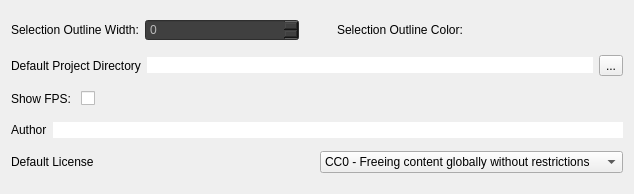
This is src/dialogs/preferences/worldsettings.ui in jahshaka/Studio as Qt 5 draws it before an edit. The edited form follows.
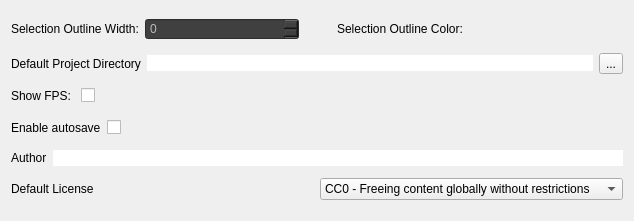
This is the edited form. Icons and pictures are not drawn. Custom widgets are drawn as their Qt base class.

Commit message: Various ui tweaks, add autosave and update asset view logic

```diff
--- a/src/dialogs/preferences/worldsettings.ui
+++ b/src/dialogs/preferences/worldsettings.ui
@@ -7,7 +7,7 @@
     <x>0</x>
     <y>0</y>
     <width>634</width>
-    <height>194</height>
+    <height>221</height>
    </rect>
   </property>
   <property name="windowTitle">
@@ -207,6 +207,37 @@
     </layout>
    </item>
    <item row="3" column="0">
+    <layout class="QHBoxLayout" name="horizontalLayout_6">
+     <item>
+      <widget class="QLabel" name="label_7">
+       <property name="text">
+        <string>Enable autosave</string>
+       </property>
+      </widget>
+     </item>
+     <item>
+      <widget class="QCheckBox" name="autoSave">
+       <property name="text">
+        <string/>
+       </property>
+      </widget>
+     </item>
+     <item>
+      <spacer name="horizontalSpacer_3">
+       <property name="orientation">
+        <enum>Qt::Horizontal</enum>
+       </property>
+       <property name="sizeHint" stdset="0">
+        <size>
+         <width>40</width>
+         <height>20</height>
+        </size>
+       </property>
+      </spacer>
+     </item>
+    </layout>
+   </item>
+   <item row="4" column="0">
     <layout class="QHBoxLayout" name="horizontalLayout_4">
      <item>
       <widget class="QLabel" name="label_5">
@@ -220,7 +251,7 @@
      </item>
     </layout>
    </item>
-   <item row="4" column="0">
+   <item row="5" column="0">
     <layout class="QHBoxLayout" name="horizontalLayout_5">
      <item>
       <widget class="QLabel" name="label_6">
```
The commit also changes 7 other files.
